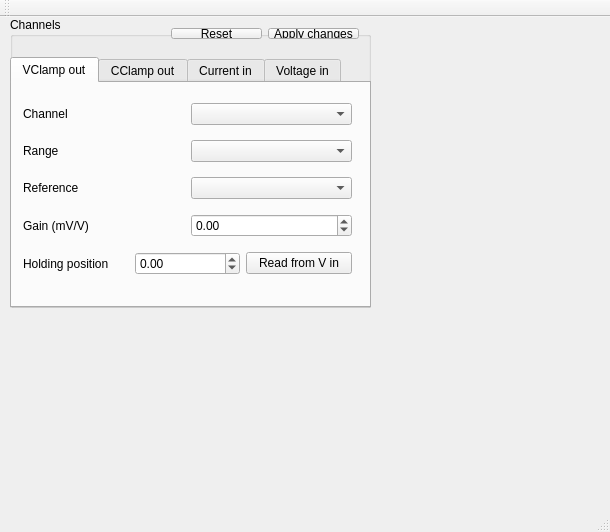
This is gui/mainwindow.ui in CompEphys-team/rtdo as Qt 5 draws it before an edit. The edited form follows.
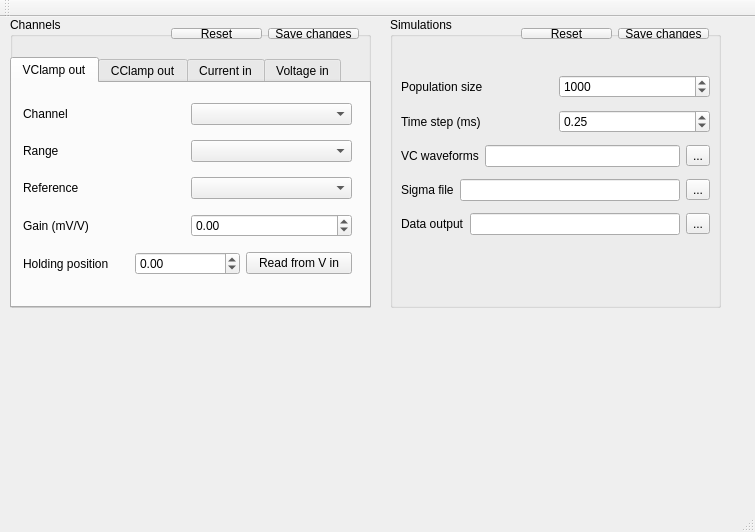
This is the edited form.

Commit message: Added some simulation control parameters to the GUI

Patch:
```diff
--- a/gui/mainwindow.ui
+++ b/gui/mainwindow.ui
@@ -6,7 +6,7 @@
    <rect>
     <x>0</x>
     <y>0</y>
-    <width>610</width>
+    <width>755</width>
     <height>532</height>
    </rect>
   </property>
@@ -465,7 +465,7 @@
        <item>
         <widget class="QPushButton" name="channels_apply">
          <property name="text">
-          <string>Apply changes</string>
+          <string>Save changes</string>
          </property>
         </widget>
        </item>
@@ -475,6 +475,181 @@
     <zorder>channelbuttons</zorder>
     <zorder>channeltabs</zorder>
    </widget>
+   <widget class="QGroupBox" name="groupBox">
+    <property name="geometry">
+     <rect>
+      <x>390</x>
+      <y>0</y>
+      <width>331</width>
+      <height>291</height>
+     </rect>
+    </property>
+    <property name="title">
+     <string>Simulations</string>
+    </property>
+    <widget class="QWidget" name="layoutWidget_2">
+     <property name="geometry">
+      <rect>
+       <x>120</x>
+       <y>0</y>
+       <width>210</width>
+       <height>33</height>
+      </rect>
+     </property>
+     <layout class="QHBoxLayout" name="horizontalLayout_22">
+      <item>
+       <widget class="QPushButton" name="simparams_reset">
+        <property name="text">
+         <string>Reset</string>
+        </property>
+       </widget>
+      </item>
+      <item>
+       <widget class="QPushButton" name="simparams_apply">
+        <property name="text">
+         <string>Save changes</string>
+        </property>
+       </widget>
+      </item>
+     </layout>
+    </widget>
+    <widget class="QWidget" name="">
+     <property name="geometry">
+      <rect>
+       <x>0</x>
+       <y>41</y>
+       <width>331</width>
+       <height>197</height>
+      </rect>
+     </property>
+     <layout class="QVBoxLayout" name="verticalLayout_5">
+      <item>
+       <layout class="QHBoxLayout" name="horizontalLayout_23">
+        <item>
+         <widget class="QLabel" name="label">
+          <property name="text">
+           <string>Population size</string>
+          </property>
+         </widget>
+        </item>
+        <item>
+         <widget class="QSpinBox" name="npop">
+          <property name="minimum">
+           <number>1</number>
+          </property>
+          <property name="maximum">
+           <number>100000</number>
+          </property>
+          <property name="singleStep">
+           <number>100</number>
+          </property>
+          <property name="value">
+           <number>1000</number>
+          </property>
+         </widget>
+        </item>
+       </layout>
+      </item>
+      <item>
+       <layout class="QHBoxLayout" name="horizontalLayout_27">
+        <item>
+         <widget class="QLabel" name="label_25">
+          <property name="text">
+           <string>Time step (ms)</string>
+          </property>
+         </widget>
+        </item>
+        <item>
+         <widget class="QDoubleSpinBox" name="dt">
+          <property name="maximum">
+           <double>9.990000000000000</double>
+          </property>
+          <property name="singleStep">
+           <double>0.050000000000000</double>
+          </property>
+          <property name="value">
+           <double>0.250000000000000</double>
+          </property>
+         </widget>
+        </item>
+       </layout>
+      </item>
+      <item>
+       <layout class="QHBoxLayout" name="horizontalLayout_24">
+        <item>
+         <widget class="QLabel" name="label_7">
+          <property name="text">
+           <string>VC waveforms</string>
+          </property>
+         </widget>
+        </item>
+        <item>
+         <widget class="QLineEdit" name="vc_waveforms"/>
+        </item>
+        <item>
+         <widget class="QToolButton" name="vc_waveforms_browse">
+          <property name="text">
+           <string>...</string>
+          </property>
+         </widget>
+        </item>
+       </layout>
+      </item>
+      <item>
+       <layout class="QHBoxLayout" name="horizontalLayout_25">
+        <item>
+         <widget class="QLabel" name="label_23">
+          <property name="text">
+           <string>Sigma file</string>
+          </property>
+         </widget>
+        </item>
+        <item>
+         <widget class="QLineEdit" name="sigfile"/>
+        </item>
+        <item>
+         <widget class="QToolButton" name="sigfile_browse">
+          <property name="text">
+           <string>...</string>
+          </property>
+         </widget>
+        </item>
+       </layout>
+      </item>
+      <item>
+       <layout class="QHBoxLayout" name="horizontalLayout_26">
+        <item>
+         <widget class="QLabel" name="label_24">
+          <property name="text">
+           <string>Data output</string>
+          </property>
+         </widget>
+        </item>
+        <item>
+         <widget class="QLineEdit" name="outdir"/>
+        </item>
+        <item>
+         <widget class="QToolButton" name="outdir_browse">
+          <property name="text">
+           <string>...</string>
+          </property>
+         </widget>
+        </item>
+       </layout>
+      </item>
+     </layout>
+    </widget>
+    <zorder>layoutWidget_2</zorder>
+    <zorder>label</zorder>
+    <zorder>npop</zorder>
+    <zorder>label_7</zorder>
+    <zorder>vc_waveforms</zorder>
+    <zorder>label_23</zorder>
+    <zorder>sigfile</zorder>
+    <zorder>label_24</zorder>
+    <zorder>outdir</zorder>
+    <zorder>label_25</zorder>
+   </widget>
   </widget>
   <widget class="QMenuBar" name="menuBar">
    <property name="geometry">
```
Left out of the diff: 2 changed lines with no effect on the pictures. The commit also changes 4 other files.
